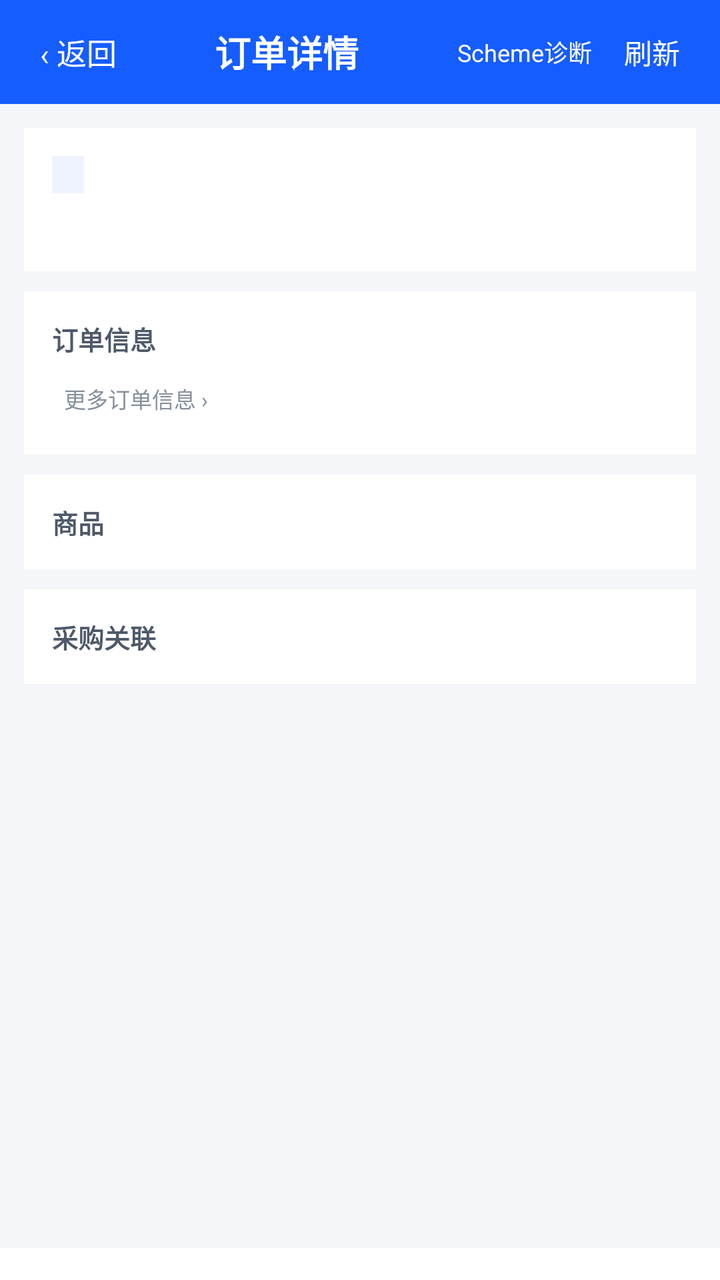
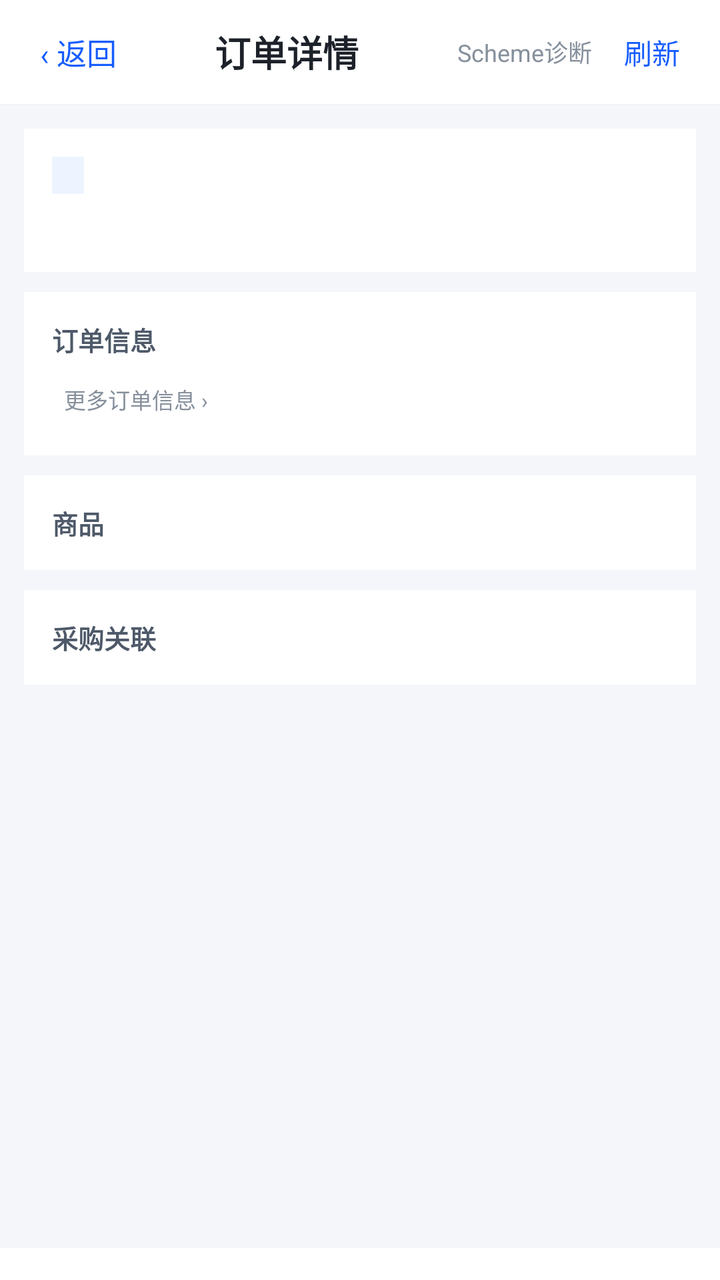

Before-and-after screenshots of an Android layout around one commit, followed by the original layout XML and the change that was made.
<!-- AndroidManifest.xml: application theme AppTheme -->
<!-- res/layout/activity_order_detail.xml -->
<?xml version="1.0" encoding="utf-8"?>
<LinearLayout xmlns:android="http://schemas.android.com/apk/res/android"
    android:layout_width="match_parent"
    android:layout_height="match_parent"
    android:fitsSystemWindows="true"
    android:orientation="vertical"
    android:background="@color/page_bg">

    
    <LinearLayout
        android:layout_width="match_parent"
        android:layout_height="52dp"
        android:orientation="horizontal"
        android:gravity="center_vertical"
        android:background="#165dff"
        android:paddingHorizontal="12dp">

        <TextView
            android:id="@+id/detailBackBtn"
            android:layout_width="wrap_content"
            android:layout_height="wrap_content"
            android:text="‹ 返回"
            android:textColor="#ffffff"
            android:textSize="15sp"
            android:padding="8dp" />

        <TextView
            android:layout_width="0dp"
            android:layout_height="wrap_content"
            android:layout_weight="1"
            android:text="订单详情"
            android:textColor="#ffffff"
            android:textSize="18sp"
            android:textStyle="bold"
            android:gravity="center" />

        <TextView
            android:id="@+id/detailSchemeDiagBtn"
            android:layout_width="wrap_content"
            android:layout_height="wrap_content"
            android:text="Scheme诊断"
            android:textColor="#ffffff"
            android:textSize="12sp"
            android:padding="8dp" />

        <TextView
            android:id="@+id/detailRefreshBtn"
            android:layout_width="wrap_content"
            android:layout_height="wrap_content"
            android:text="刷新"
            android:textColor="#ffffff"
            android:textSize="14sp"
            android:padding="8dp" />
    </LinearLayout>

    <ScrollView
        android:layout_width="match_parent"
        android:layout_height="0dp"
        android:layout_weight="1"
        android:fillViewport="true">

        <LinearLayout
            android:id="@+id/detailContent"
            android:layout_width="match_parent"
            android:layout_height="wrap_content"
            android:orientation="vertical"
            android:padding="12dp"
            android:paddingBottom="80dp">

            
            <LinearLayout
                android:layout_width="match_parent"
                android:layout_height="wrap_content"
                android:orientation="vertical"
                android:background="#ffffff"
                android:padding="14dp"
                android:layout_marginBottom="10dp">

                <LinearLayout
                    android:layout_width="match_parent"
                    android:layout_height="wrap_content"
                    android:orientation="horizontal"
                    android:gravity="center_vertical">

                    <TextView
                        android:id="@+id/dStore"
                        android:layout_width="wrap_content"
                        android:layout_height="wrap_content"
                        android:textColor="#165dff"
                        android:textSize="11sp"
                        android:background="#eef4ff"
                        android:paddingHorizontal="8dp"
                        android:paddingVertical="2dp" />

                    <Space
                        android:layout_width="0dp"
                        android:layout_height="1dp"
                        android:layout_weight="1" />

                    <TextView
                        android:id="@+id/dOpTag"
                        android:layout_width="wrap_content"
                        android:layout_height="wrap_content"
                        android:layout_marginStart="8dp"
                        android:textSize="11sp"
                        android:paddingHorizontal="10dp"
                        android:paddingVertical="2dp" />
                </LinearLayout>

                <LinearLayout
                    android:layout_width="match_parent"
                    android:layout_height="wrap_content"
                    android:layout_marginTop="6dp"
                    android:orientation="horizontal"
                    android:gravity="center_vertical">

                    <TextView
                        android:id="@+id/dPosting"
                        android:layout_width="0dp"
                        android:layout_height="wrap_content"
                        android:layout_weight="1"
                        android:textSize="14sp"
                        android:textColor="#1f2329"
                        android:typeface="monospace"
                        android:textStyle="bold" />

                    <TextView
                        android:id="@+id/dCopyPosting"
                        android:layout_width="wrap_content"
                        android:layout_height="wrap_content"
                        android:text="复制"
                        android:textColor="#165dff"
                        android:textSize="11sp"
                        android:padding="6dp"
                        android:visibility="gone" />

                    <TextView
                        android:id="@+id/dSplitBadge"
                        android:layout_width="wrap_content"
                        android:layout_height="wrap_content"
                        android:textSize="10sp"
                        android:visibility="gone" />

                    <TextView
                        android:id="@+id/dCountdown"
                        android:layout_width="wrap_content"
                        android:layout_height="wrap_content"
                        android:layout_marginStart="8dp"
                        android:textSize="10sp"
                        android:paddingHorizontal="8dp"
                        android:paddingVertical="3dp"
                        android:visibility="gone" />
                </LinearLayout>

                <TextView
                    android:id="@+id/dTags"
                    android:layout_width="match_parent"
                    android:layout_height="wrap_content"
                    android:layout_marginTop="4dp"
                    android:textSize="10sp"
                    android:visibility="gone" />

                
                <LinearLayout
                    android:id="@+id/dProfitStrip"
                    android:layout_width="match_parent"
                    android:layout_height="wrap_content"
                    android:layout_marginTop="8dp"
                    android:background="#f7f8fa"
                    android:padding="8dp"
                    android:orientation="horizontal"
                    android:visibility="gone" />
            </LinearLayout>

            
            <LinearLayout
                android:layout_width="match_parent"
                android:layout_height="wrap_content"
                android:orientation="vertical"
                android:background="#ffffff"
                android:padding="14dp"
                android:layout_marginBottom="10dp">

                <TextView
                    android:layout_width="match_parent"
                    android:layout_height="wrap_content"
                    android:text="订单信息"
                    android:textSize="13sp"
                    android:textStyle="bold"
                    android:textColor="#4e5969" />

                <LinearLayout
                    android:id="@+id/dInfoList"
                    android:layout_width="match_parent"
                    android:layout_height="wrap_content"
                    android:orientation="vertical" />

                <TextView
                    android:id="@+id/dMoreToggle"
                    android:layout_width="match_parent"
                    android:layout_height="wrap_content"
                    android:layout_marginTop="6dp"
                    android:text="更多订单信息 ›"
                    android:textSize="11sp"
                    android:textColor="#86909c"
                    android:padding="6dp" />

                <LinearLayout
                    android:id="@+id/dMoreInfo"
                    android:layout_width="match_parent"
                    android:layout_height="wrap_content"
                    android:orientation="vertical"
                    android:visibility="gone" />
            </LinearLayout>

            
            <LinearLayout
                android:layout_width="match_parent"
                android:layout_height="wrap_content"
                android:orientation="vertical"
                android:background="#ffffff"
                android:padding="14dp"
                android:layout_marginBottom="10dp">

                <TextView
                    android:id="@+id/dProdTitle"
                    android:layout_width="match_parent"
                    android:layout_height="wrap_content"
                    android:text="商品"
                    android:textSize="13sp"
                    android:textStyle="bold"
                    android:textColor="#4e5969" />

                <LinearLayout
                    android:id="@+id/dProdContainer"
                    android:layout_width="match_parent"
                    android:layout_height="wrap_content"
                    android:orientation="vertical" />
            </LinearLayout>

            
            <LinearLayout
                android:layout_width="match_parent"
                android:layout_height="wrap_content"
                android:orientation="vertical"
                android:background="#ffffff"
                android:padding="14dp"
                android:layout_marginBottom="10dp">

                <TextView
                    android:id="@+id/dPoTitle"
                    android:layout_width="match_parent"
                    android:layout_height="wrap_content"
                    android:text="采购关联"
                    android:textSize="13sp"
                    android:textStyle="bold"
                    android:textColor="#4e5969" />

                <LinearLayout
                    android:id="@+id/dPoContainer"
                    android:layout_width="match_parent"
                    android:layout_height="wrap_content"
                    android:orientation="vertical" />
            </LinearLayout>

            
            <LinearLayout
                android:layout_width="match_parent"
                android:layout_height="wrap_content"
                android:orientation="vertical"
                android:background="#ffffff"
                android:padding="14dp"
                android:layout_marginBottom="10dp"
                android:visibility="gone"
                android:id="@+id/dTraceCard">

                <TextView
                    android:id="@+id/dTraceTitle"
                    android:layout_width="match_parent"
                    android:layout_height="wrap_content"
                    android:text="国内物流轨迹"
                    android:textSize="13sp"
                    android:textStyle="bold"
                    android:textColor="#4e5969" />

                <LinearLayout
                    android:id="@+id/dTraceContainer"
                    android:layout_width="match_parent"
                    android:layout_height="wrap_content"
                    android:orientation="vertical" />

                <TextView
                    android:id="@+id/dTraceToggle"
                    android:layout_width="match_parent"
                    android:layout_height="wrap_content"
                    android:textSize="11sp"
                    android:textColor="#165dff"
                    android:padding="4dp"
                    android:visibility="gone" />
            </LinearLayout>
        </LinearLayout>
    </ScrollView>

    
    <HorizontalScrollView
        android:layout_width="match_parent"
        android:layout_height="wrap_content"
        android:scrollbars="none"
        android:background="#ffffff">

        <LinearLayout
            android:id="@+id/dActionBar"
            android:layout_width="wrap_content"
            android:layout_height="wrap_content"
            android:orientation="horizontal"
            android:gravity="center_vertical"
            android:padding="8dp" />
    </HorizontalScrollView>

</LinearLayout>
<!-- resources referenced by this layout -->
<resources>
  <color name="page_bg">#f4f6f9</color>
  <style name="AppTheme" parent="android:Theme.Material.Light.NoActionBar">
          <item name="android:statusBarColor">#165dff</item>
          <item name="android:navigationBarColor">#ffffff</item>
          <item name="android:windowBackground">#f2f3f5</item>
      </style>
</resources>

<!-- the commit's change to res/layout/activity_order_detail.xml (unified diff, before → after) -->
@@ -12,7 +12,7 @@
         android:layout_height="52dp"
         android:orientation="horizontal"
         android:gravity="center_vertical"
-        android:background="#165dff"
+        android:background="@color/card_bg"
         android:paddingHorizontal="12dp">
 
         <TextView
@@ -20,7 +20,7 @@
             android:layout_width="wrap_content"
             android:layout_height="wrap_content"
             android:text="‹ 返回"
-            android:textColor="#ffffff"
+            android:textColor="@color/primary"
             android:textSize="15sp"
             android:padding="8dp" />
 
@@ -29,7 +29,7 @@
             android:layout_height="wrap_content"
             android:layout_weight="1"
             android:text="订单详情"
-            android:textColor="#ffffff"
+            android:textColor="@color/text_primary"
             android:textSize="18sp"
             android:textStyle="bold"
             android:gravity="center" />
@@ -39,7 +39,7 @@
             android:layout_width="wrap_content"
             android:layout_height="wrap_content"
             android:text="Scheme诊断"
-            android:textColor="#ffffff"
+            android:textColor="@color/text_muted"
             android:textSize="12sp"
             android:padding="8dp" />
 
@@ -48,10 +48,15 @@
             android:layout_width="wrap_content"
             android:layout_height="wrap_content"
             android:text="刷新"
-            android:textColor="#ffffff"
+            android:textColor="@color/primary"
             android:textSize="14sp"
             android:padding="8dp" />
     </LinearLayout>
+
+    <View
+        android:layout_width="match_parent"
+        android:layout_height="1px"
+        android:background="@color/divider" />
 
     <ScrollView
         android:layout_width="match_parent"
<!-- resource entries referenced after the edit -->
@@ -1,6 +1,11 @@
 <!-- resources referenced by this layout -->
 <resources>
+  <color name="card_bg">#ffffff</color>
+  <color name="divider">#eef0f3</color>
   <color name="page_bg">#f4f6f9</color>
+  <color name="primary">#165dff</color>
+  <color name="text_muted">#86909c</color>
+  <color name="text_primary">#1d2129</color>
   <style name="AppTheme" parent="android:Theme.Material.Light.NoActionBar">
           <item name="android:statusBarColor">#165dff</item>
           <item name="android:navigationBarColor">#ffffff</item>
